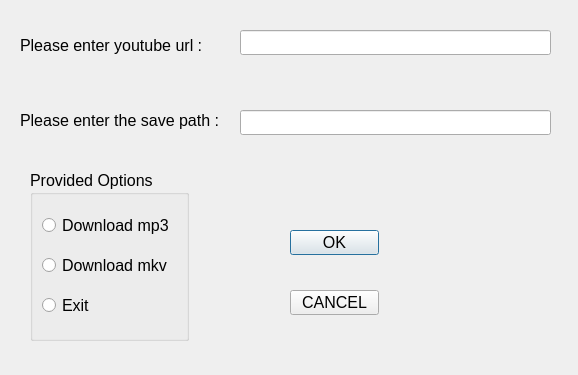
First picture: the form in GUI_Prog/youtube_utility_draft_1/youtube_dl_dialog.ui, repository dimkatsi91/Cpp-STL-Examples, before the edit.
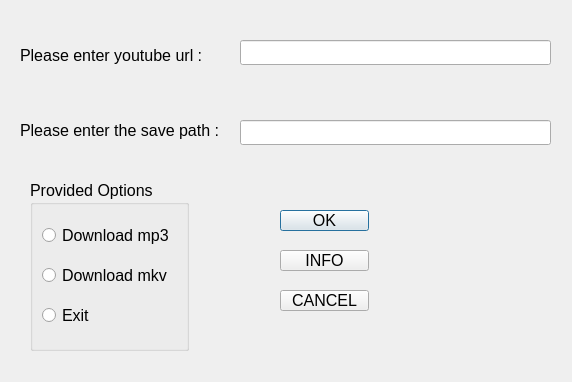
Second picture: the form after the edit.

Commit message: Add Info button & outcome message boxes

The edit to the form file:
```diff
--- a/GUI_Prog/youtube_utility_draft_1/youtube_dl_dialog.ui
+++ b/GUI_Prog/youtube_utility_draft_1/youtube_dl_dialog.ui
@@ -6,8 +6,8 @@
    <rect>
     <x>0</x>
     <y>0</y>
-    <width>578</width>
-    <height>375</height>
+    <width>572</width>
+    <height>382</height>
    </rect>
   </property>
   <property name="font">
@@ -26,7 +26,7 @@
    <property name="geometry">
     <rect>
      <x>30</x>
-     <y>170</y>
+     <y>180</y>
      <width>159</width>
      <height>171</height>
     </rect>
@@ -61,10 +61,10 @@
   <widget class="QPushButton" name="ok_pushButton">
    <property name="geometry">
     <rect>
-     <x>290</x>
-     <y>230</y>
+     <x>280</x>
+     <y>210</y>
      <width>89</width>
-     <height>25</height>
+     <height>21</height>
     </rect>
    </property>
    <property name="text">
@@ -74,10 +74,10 @@
   <widget class="QPushButton" name="cancel_pushButton">
    <property name="geometry">
     <rect>
-     <x>290</x>
+     <x>280</x>
      <y>290</y>
      <width>89</width>
-     <height>25</height>
+     <height>21</height>
     </rect>
    </property>
    <property name="text">
@@ -88,7 +88,7 @@
    <property name="geometry">
     <rect>
      <x>20</x>
-     <y>20</y>
+     <y>30</y>
      <width>191</width>
      <height>51</height>
     </rect>
@@ -101,7 +101,7 @@
    <property name="geometry">
     <rect>
      <x>240</x>
-     <y>30</y>
+     <y>40</y>
      <width>311</width>
      <height>25</height>
     </rect>
@@ -111,7 +111,7 @@
    <property name="geometry">
     <rect>
      <x>20</x>
-     <y>110</y>
+     <y>120</y>
      <width>201</width>
      <height>20</height>
     </rect>
@@ -124,12 +124,25 @@
    <property name="geometry">
     <rect>
      <x>240</x>
-     <y>110</y>
+     <y>120</y>
      <width>311</width>
      <height>25</height>
     </rect>
    </property>
   </widget>
+  <widget class="QPushButton" name="info_button">
+   <property name="geometry">
+    <rect>
+     <x>280</x>
+     <y>250</y>
+     <width>89</width>
+     <height>21</height>
+    </rect>
+   </property>
+   <property name="text">
+    <string>INFO</string>
+   </property>
+  </widget>
  </widget>
  <resources/>
  <connections/>
```
The commit also changes 5 other files.
